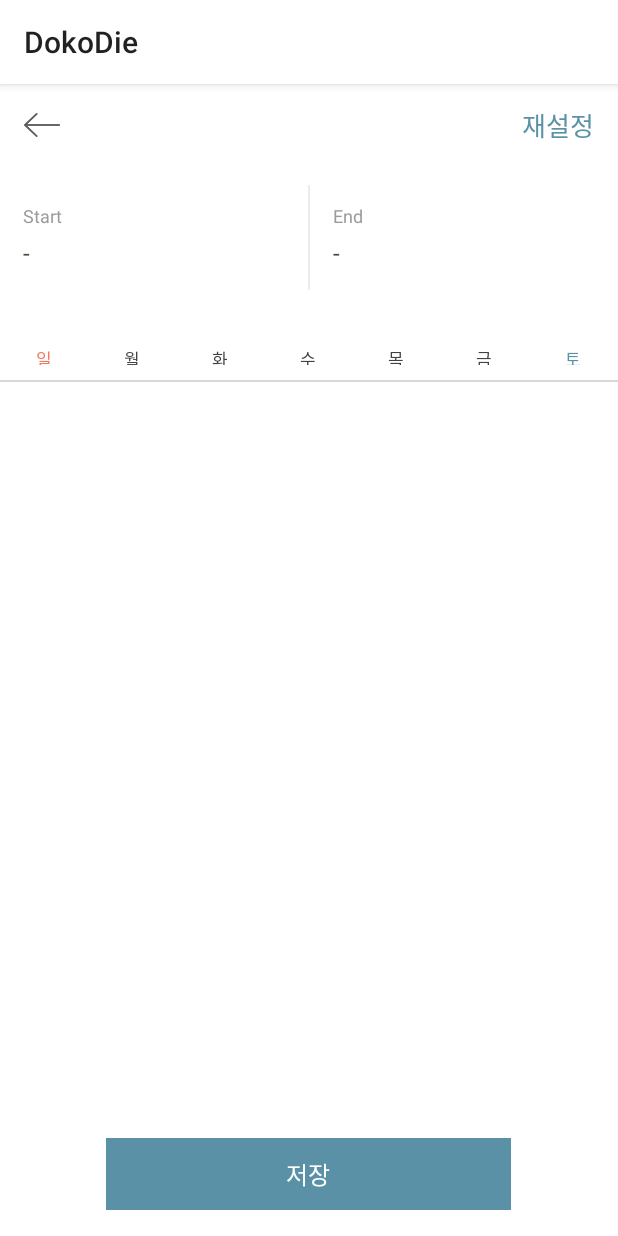
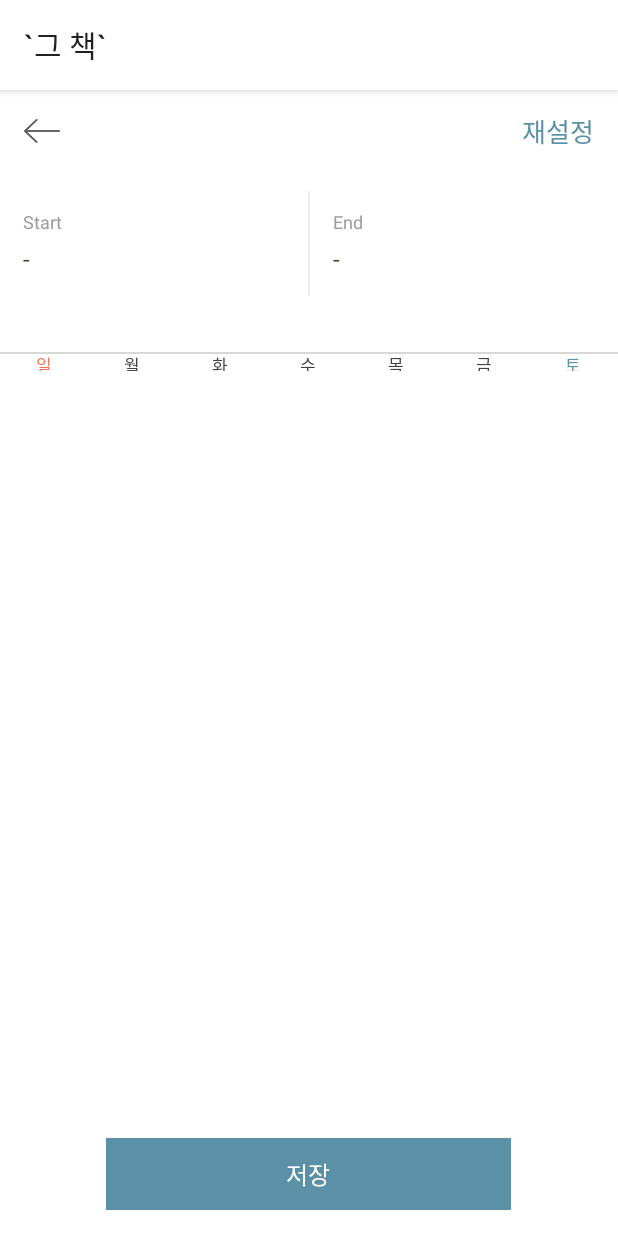
Before and after one commit to Parkjonghyo/Dokodie, an Android app: the CalendarActicity screen opened directly, with no data from a screen before it, on a phone screen of 412 x 824 dp. Run offline under Robolectric (Android 15) with nearby library versions, the light colour scheme and no system bars.

Commit message:
내가뭘하고있담

```diff
--- a/app/src/main/java/com/cookandroid/dokodie/CalendarActicity.java
+++ b/app/src/main/java/com/cookandroid/dokodie/CalendarActicity.java
@@ -3,11 +3,27 @@ package com.cookandroid.dokodie;
 import android.os.Bundle;
 import android.os.PersistableBundle;
 import android.support.v7.app.AppCompatActivity;
+import android.view.View;
+import android.widget.ImageView;
 
 public class CalendarActicity extends AppCompatActivity {
+
+    ImageView back;
+
     @Override
     public void onCreate(Bundle savedInstanceState) {
         super.onCreate(savedInstanceState);
         setContentView(R.layout.activity_calendar);
+
+        back=findViewById(R.id.iv_back_btn);
+
+
+        back.setOnClickListener(new View.OnClickListener() {
+            @Override
+            public void onClick(View view) {
+                finish();
+            }
+        });
+
     }
 }
--- a/app/src/main/res/layout/activity_calendar.xml
+++ b/app/src/main/res/layout/activity_calendar.xml
@@ -11,9 +11,9 @@
 
         <LinearLayout
             android:layout_width="match_parent"
-            android:layout_height="wrap_content"
-            android:orientation="vertical"
-            android:layout_marginBottom="20dp">
+            android:layout_height="195dp"
+            android:layout_marginBottom="20dp"
+            android:orientation="vertical">
 
             <RelativeLayout
                 android:layout_width="match_parent"
@@ -22,30 +22,31 @@
                 <RelativeLayout
                     android:id="@+id/rl_iv_back_btn_bg"
                     android:layout_width="50dp"
-                    android:layout_height="100dp"/>
+                    android:layout_height="100dp" />
+
                 <ImageView
+                    android:id="@+id/iv_back_btn"
                     android:layout_width="25dp"
                     android:layout_height="16dp"
+                    android:layout_alignParentStart="true"
                     android:layout_alignParentLeft="true"
-                    android:layout_alignParentStart="true"
                     android:layout_centerVertical="true"
                     android:layout_marginLeft="15dp"
-                    android:id="@+id/iv_back_btn"
                     android:src="@drawable/aricalendar_btn_back" />
 
                 <TextView
-                    android:text="재설정"
+                    android:id="@+id/rl_reset_btn"
                     android:layout_width="wrap_content"
                     android:layout_height="match_parent"
+                    android:layout_alignParentEnd="true"
+                    android:layout_alignParentRight="true"
                     android:layout_centerVertical="true"
-                    android:layout_alignParentRight="true"
-                    android:textColor="#5B91A6"
                     android:gravity="center"
                     android:paddingLeft="16dp"
                     android:paddingRight="16dp"
-                    android:textSize="17sp"
-                    android:layout_alignParentEnd="true"
-                    android:id="@+id/rl_reset_btn" />
+                    android:text="재설정"
+                    android:textColor="#5B91A6"
+                    android:textSize="17sp" />
 
 
             </RelativeLayout>
@@ -77,11 +78,11 @@
                             android:id="@+id/tv_start_date"
                             android:layout_width="wrap_content"
                             android:layout_height="wrap_content"
+                            android:layout_alignParentStart="true"
+                            android:layout_alignParentLeft="true"
                             android:layout_alignParentBottom="true"
-                            android:layout_alignParentLeft="true"
-                            android:layout_alignParentStart="true"
+                            android:layout_marginLeft="15dp"
                             android:layout_marginBottom="14dp"
-                            android:layout_marginLeft="15dp"
                             android:text="-"
                             android:textColor="#4F4B39"
                             android:textSize="16sp" />
@@ -91,8 +92,8 @@
                             android:layout_width="wrap_content"
                             android:layout_height="wrap_content"
                             android:layout_above="@+id/tv_start_date"
+                            android:layout_alignStart="@+id/tv_start_date"
                             android:layout_alignLeft="@+id/tv_start_date"
-                            android:layout_alignStart="@+id/tv_start_date"
                             android:layout_marginBottom="5dp"
                             android:text="Start"
                             android:textColor="#9b9b9b"
@@ -109,11 +110,11 @@
                             android:id="@+id/tv_end_date"
                             android:layout_width="wrap_content"
                             android:layout_height="wrap_content"
+                            android:layout_alignParentStart="true"
+                            android:layout_alignParentLeft="true"
                             android:layout_alignParentBottom="true"
-                            android:layout_alignParentLeft="true"
-                            android:layout_alignParentStart="true"
+                            android:layout_marginLeft="16dp"
                             android:layout_marginBottom="14dp"
-                            android:layout_marginLeft="16dp"
                             android:text="-"
                             android:textColor="#4F4B39"
                             android:textSize="16sp" />
@@ -129,8 +130,8 @@
                             android:layout_width="wrap_content"
                             android:layout_height="wrap_content"
                             android:layout_above="@+id/tv_end_date"
+                            android:layout_alignStart="@+id/tv_end_date"
                             android:layout_alignLeft="@+id/tv_end_date"
-                            android:layout_alignStart="@+id/tv_end_date"
                             android:layout_marginBottom="5dp"
                             android:text="End"
                             android:textColor="#9b9b9b"
@@ -149,108 +150,121 @@
                 <LinearLayout
                     android:layout_width="match_parent"
                     android:layout_height="match_parent"
+                    android:layout_marginBottom="11dp"
+                    android:gravity="center"
                     android:orientation="horizontal"
-                    android:layout_marginBottom="11dp"
-                    android:weightSum="7"
-                    android:gravity="center">
+                    android:weightSum="7">
 
                     <RelativeLayout
                         android:layout_width="0dp"
                         android:layout_height="match_parent"
                         android:layout_weight="1">
+
                         <TextView
-                            android:text="일"
+                            android:id="@+id/tv_day_one"
                             android:layout_width="wrap_content"
                             android:layout_height="wrap_content"
+                            android:layout_centerHorizontal="true"
                             android:layout_centerVertical="true"
-                            android:layout_centerHorizontal="true"
-                            android:textSize="11sp"
+                            android:text="일"
                             android:textColor="#F2785C"
-                            android:id="@+id/tv_day_one"/>
+                            android:textSize="11sp" />
                     </RelativeLayout>
+
                     <RelativeLayout
                         android:layout_width="0dp"
                         android:layout_height="match_parent"
                         android:layout_weight="1">
+
                         <TextView
-                            android:text="월"
+                            android:id="@+id/tv_day_two"
                             android:layout_width="wrap_content"
                             android:layout_height="wrap_content"
+                            android:layout_centerHorizontal="true"
                             android:layout_centerVertical="true"
-                            android:layout_centerHorizontal="true"
-                            android:textSize="11sp"
+                            android:text="월"
                             android:textColor="#414141"
-                            android:id="@+id/tv_day_two" />
+                            android:textSize="11sp" />
                     </RelativeLayout>
+
                     <RelativeLayout
                         android:layout_width="0dp"
                         android:layout_height="match_parent"
                         android:layout_weight="1">
+
                         <TextView
-                            android:text="화"
+                            android:id="@+id/tv_day_three"
                             android:layout_width="wrap_content"
                             android:layout_height="wrap_content"
+                            android:layout_centerHorizontal="true"
                             android:layout_centerVertical="true"
-                            android:layout_centerHorizontal="true"
-                            android:textSize="11sp"
+                            android:text="화"
                             android:textColor="#414141"
-                            android:id="@+id/tv_day_three" />
+                            android:textSize="11sp" />
                     </RelativeLayout>
+
                     <RelativeLayout
                         android:layout_width="0dp"
                         android:layout_height="match_parent"
                         android:layout_weight="1">
+
                         <TextView
-                            android:text="수"
+                            android:id="@+id/tv_day_four"
                             android:layout_width="wrap_content"
                             android:layout_height="wrap_content"
+                            android:layout_centerHorizontal="true"
                             android:layout_centerVertical="true"
-                            android:layout_centerHorizontal="true"
-                            android:textSize="11sp"
+                            android:text="수"
                             android:textColor="#414141"
-                            android:id="@+id/tv_day_four"  />
+                            android:textSize="11sp" />
                     </RelativeLayout>
+
                     <RelativeLayout
                         android:layout_width="0dp"
                         android:layout_height="match_parent"
                         android:layout_weight="1">
+
                         <TextView
-                            android:text="목"
+                            android:id="@+id/tv_day_five"
                             android:layout_width="wrap_content"
                             android:layout_height="wrap_content"
+                            android:layout_centerHorizontal="true"
                             android:layout_centerVertical="true"
-                            android:layout_centerHorizontal="true"
-                            android:textSize="11sp"
+                            android:text="목"
                             android:textColor="#414141"
-                            android:id="@+id/tv_day_five"  />
+                            android:textSize="11sp" />
                     </RelativeLayout>
+
                     <RelativeLayout
                         android:layout_width="0dp"
                         android:layout_height="match_parent"
                         android:layout_weight="1">
+
                         <TextView
-                            android:text="금"
+                            android:id="@+id/tv_day_six"
                             android:layout_width="wrap_content"
                             android:layout_height="wrap_content"
+                            android:layout_centerHorizontal="true"
                             android:layout_centerVertical="true"
-                            android:layout_centerHorizontal="true"
-                            android:textSize="11sp"
+                            android:text="금"
                             android:textColor="#414141"
-                            android:id="@+id/tv_day_six"/>
+                            android:textSize="11sp" />
                     </RelativeLayout>
+
                     <RelativeLayout
                         android:layout_width="0dp"
                         android:layout_height="match_parent"
                         android:layout_weight="1">
+
                         <TextView
-                            android:text="토"
+                            android:id="@+id/tv_day_seven"
                             android:layout_width="wrap_content"
                             android:layout_height="wrap_content"
+                            android:layout_centerHorizontal="true"
                             android:layout_centerVertical="true"
-                            android:layout_centerHorizontal="true"
-                            android:textSize="11sp"
+                            android:text="토"
                             android:textColor="#5B91A6"
-                            android:id="@+id/tv_day_seven"/>
+                            android:textSize="11sp" />
                     </RelativeLayout>
 
 
@@ -260,10 +274,12 @@
                 <View
                     android:layout_width="match_parent"
                     android:layout_height="1dp"
-                    android:background="#d8d8d8"
-                    android:layout_alignParentBottom="true"/>
+                    android:background="#d8d8d8" />
             </RelativeLayout>
         </LinearLayout>
+        <LinearLayout
+            android:layout_width="match_parent"
+            android:layout_height="match_parent"></LinearLayout>
         <!--<LinearLayout xmlns:android="http://schemas.android.com/apk/res/android"-->
 
             <!--xmlns:tools="http://schemas.android.com/tools"-->
@@ -279,13 +295,13 @@
 
                 <!--android:layout_width="match_parent"-->
 
-                <!--android:layout_height="0px"-->
+                <!--android:layout_height="match_parent"-->
 
                 <!--android:layout_weight="1"-->
 
-                <!--android:minDate="04/01/2013"-->
+                <!--android:minDate="12/01/2019"-->
 
-                <!--android:maxDate="12/31/2013"-->
+                <!--android:maxDate="12/31/2020"-->
 
                 <!--android:focusedMonthDateColor="#ff0000"-->
 
--- a/app/src/main/res/values/strings.xml
+++ b/app/src/main/res/values/strings.xml
@@ -1,5 +1,5 @@
 <resources>
-    <string name="app_name">DokoDie</string>
+    <string name="app_name">`그 책`</string>
 
     <string name="우리집에엄마가산다">우리 집에 대학생 엄마가 살고 있다
 
--- a/app/src/main/res/values/styles.xml
+++ b/app/src/main/res/values/styles.xml
@@ -4,8 +4,9 @@
     <style name="AppTheme" parent="Theme.AppCompat.Light">
         <!-- Customize your theme here. -->
         <item name="colorPrimary">#ffffff</item>
-        <item name="colorPrimaryDark">@color/colorPrimaryDark</item>
+        <item name="colorPrimaryDark">#f2f2f2</item>
         <item name="colorAccent">@color/colorAccent</item>
+        <item name="actionBarSize">60dp</item>
+        <item name="android:textColor">#BF8EA5</item>
     </style>
-
 </resources>
```
